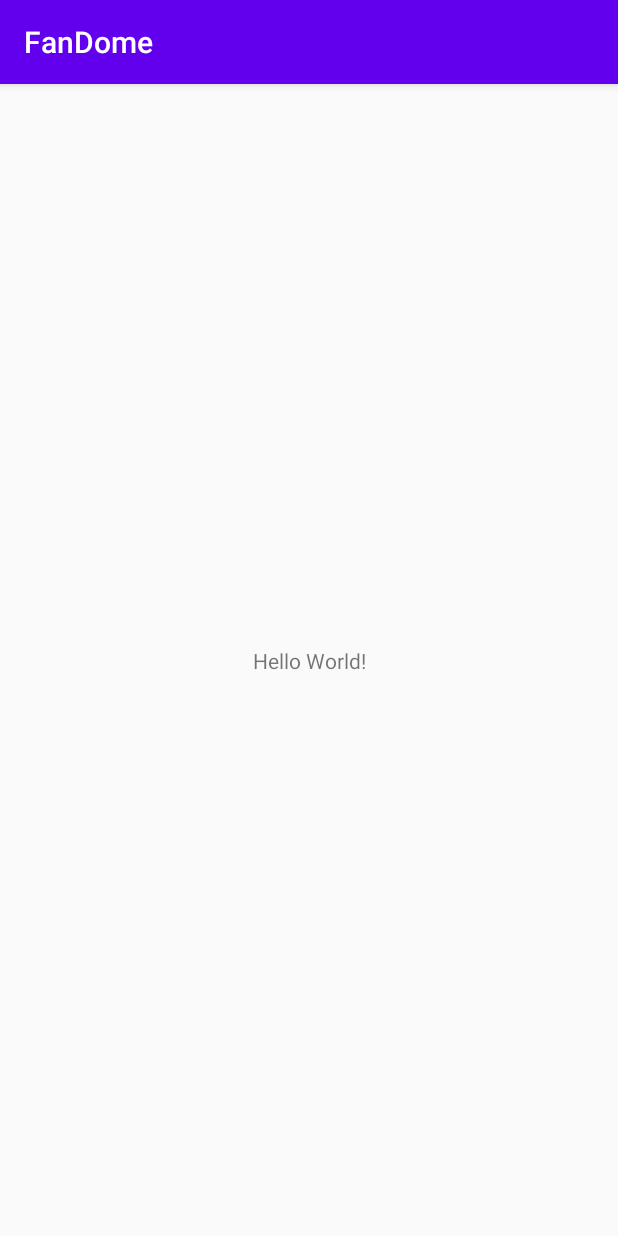
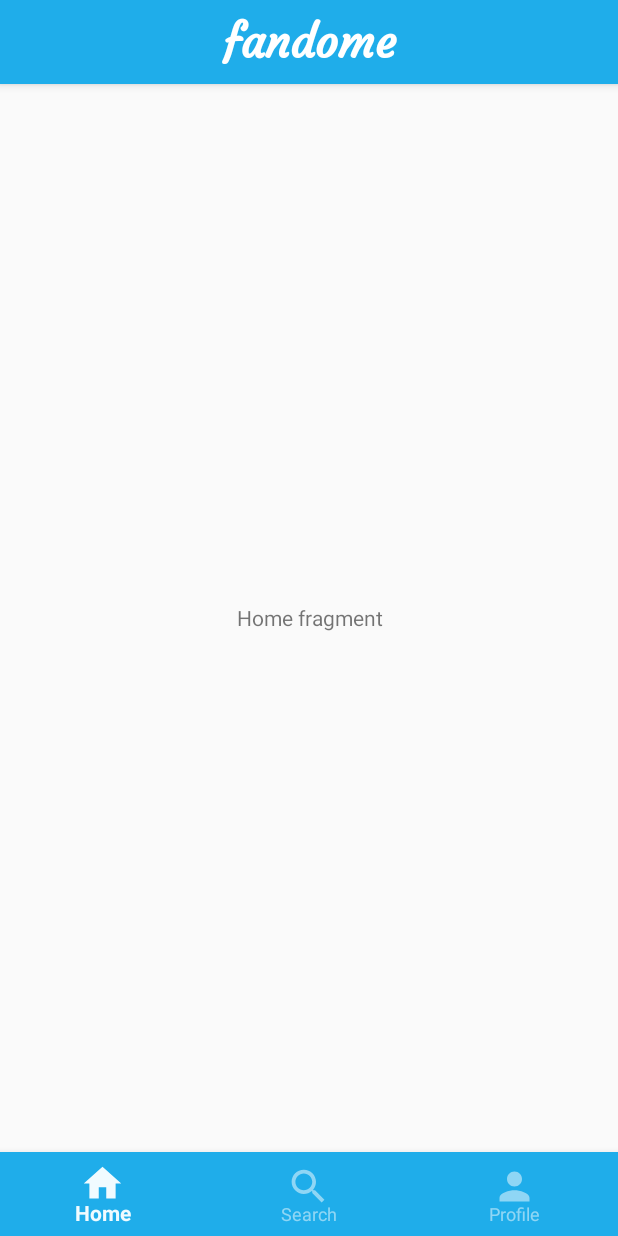
Before and after one commit to GroupFanDome/FanDome, an Android app: the MainActivity screen opened directly, with no data from a screen before it, on a phone screen of 412 x 824 dp. Run offline under Robolectric (Android 15) with nearby library versions, the phone set to English and light mode, and no system bars.

Commit message:
Added Bottom Navigation Functionality

```diff
--- a/app/build.gradle
+++ b/app/build.gradle
@@ -26,10 +26,15 @@ dependencies {
     implementation fileTree(dir: "libs", include: ["*.jar"])
     implementation 'androidx.appcompat:appcompat:1.2.0'
     implementation 'androidx.constraintlayout:constraintlayout:2.0.4'
+    implementation 'androidx.legacy:legacy-support-v4:1.0.0'
     testImplementation 'junit:junit:4.12'
     androidTestImplementation 'androidx.test.ext:junit:1.1.2'
     androidTestImplementation 'androidx.test.espresso:espresso-core:3.3.0'
 
     implementation "com.github.parse-community.Parse-SDK-Android:parse:1.18.5"
+    implementation "androidx.appcompat:appcompat:${appCompatVersion}"
+    implementation "com.google.android.material:material:${designSupportVersion}"
+
+
 
 }
--- a/app/src/main/java/com/example/fandome/MainActivity.java
+++ b/app/src/main/java/com/example/fandome/MainActivity.java
@@ -1,14 +1,62 @@
 package com.example.fandome;
 
+import androidx.annotation.NonNull;
+import androidx.appcompat.app.ActionBar;
 import androidx.appcompat.app.AppCompatActivity;
+import androidx.fragment.app.Fragment;
+import androidx.fragment.app.FragmentManager;
 
 import android.os.Bundle;
+import android.view.MenuItem;
+import android.widget.Toast;
+
+import com.example.fandome.fragments.HomeFragment;
+import com.example.fandome.fragments.ProfileFragment;
+import com.example.fandome.fragments.SearchFragment;
+import com.google.android.material.bottomnavigation.BottomNavigationView;
+
 
 public class MainActivity extends AppCompatActivity {
+
+    public static final String TAG="MainActivity";
+    final FragmentManager fragmentManager = getSupportFragmentManager();
+    private BottomNavigationView bottomNavigationView;
 
     @Override
     protected void onCreate(Bundle savedInstanceState) {
         super.onCreate(savedInstanceState);
+
+        getSupportActionBar().setDisplayOptions(ActionBar.DISPLAY_SHOW_CUSTOM);
+        getSupportActionBar().setCustomView(R.layout.actionbar_title);
+
         setContentView(R.layout.activity_main);
+
+        bottomNavigationView = findViewById(R.id.bottomNavigation);
+        bottomNavigationView.setOnNavigationItemSelectedListener(new BottomNavigationView.OnNavigationItemSelectedListener(){
+
+            @Override
+            public boolean onNavigationItemSelected(@NonNull MenuItem menuItem) {
+                Fragment fragment;
+                switch (menuItem.getItemId()) {
+                    case R.id.action_home:
+                        fragment = new HomeFragment();
+                        Toast.makeText(MainActivity.this, "HOME", Toast.LENGTH_SHORT).show();
+                        break;
+                    case R.id.action_search:
+                        fragment = new SearchFragment();
+                        Toast.makeText(MainActivity.this, "SEARCH", Toast.LENGTH_SHORT).show();
+                        break;
+                    case R.id.action_profile:
+                    default:
+                        fragment = new ProfileFragment();
+                        Toast.makeText(MainActivity.this, "PROFILE", Toast.LENGTH_SHORT).show();
+                        break;
+                }
+                fragmentManager.beginTransaction().replace(R.id.fragmentContainer, fragment).commit();
+                return true;
+            }
+        });
+        // set default selection
+        bottomNavigationView.setSelectedItemId(R.id.action_home);
     }
 }
--- /dev/null
+++ b/app/src/main/java/com/example/fandome/fragments/HomeFragment.java
@@ -0,0 +1,66 @@
+package com.example.fandome.fragments;
+
+import android.os.Bundle;
+
+import androidx.fragment.app.Fragment;
+
+import android.view.LayoutInflater;
+import android.view.View;
+import android.view.ViewGroup;
+
+import com.example.fandome.R;
+
+/**
+ * A simple {@link Fragment} subclass.
+ * Use the {@link HomeFragment#newInstance} factory method to
+ * create an instance of this fragment.
+ */
+public class HomeFragment extends Fragment {
+
+    // TODO: Rename parameter arguments, choose names that match
+    // the fragment initialization parameters, e.g. ARG_ITEM_NUMBER
+    private static final String ARG_PARAM1 = "param1";
+    private static final String ARG_PARAM2 = "param2";
+
+    // TODO: Rename and change types of parameters
+    private String mParam1;
+    private String mParam2;
+
+    public HomeFragment() {
+        // Required empty public constructor
+    }
+
+    /**
+     * Use this factory method to create a new instance of
+     * this fragment using the provided parameters.
+     *
+     * @param param1 Parameter 1.
+     * @param param2 Parameter 2.
+     * @return A new instance of fragment HomeFragment.
+     */
+    // TODO: Rename and change types and number of parameters
+    public static HomeFragment newInstance(String param1, String param2) {
+        HomeFragment fragment = new HomeFragment();
+        Bundle args = new Bundle();
+        args.putString(ARG_PARAM1, param1);
+        args.putString(ARG_PARAM2, param2);
+        fragment.setArguments(args);
+        return fragment;
+    }
+
+    @Override
+    public void onCreate(Bundle savedInstanceState) {
+        super.onCreate(savedInstanceState);
+        if (getArguments() != null) {
+            mParam1 = getArguments().getString(ARG_PARAM1);
+            mParam2 = getArguments().getString(ARG_PARAM2);
+        }
+    }
+
+    @Override
+    public View onCreateView(LayoutInflater inflater, ViewGroup container,
+                             Bundle savedInstanceState) {
+        // Inflate the layout for this fragment
+        return inflater.inflate(R.layout.fragment_home, container, false);
+    }
+}
--- /dev/null
+++ b/app/src/main/res/drawable/ic_baseline_home_24.xml
@@ -0,0 +1,10 @@
+<vector xmlns:android="http://schemas.android.com/apk/res/android"
+    android:width="24dp"
+    android:height="24dp"
+    android:viewportWidth="24"
+    android:viewportHeight="24"
+    android:tint="?attr/colorControlNormal">
+  <path
+      android:fillColor="@android:color/white"
+      android:pathData="M10,20v-6h4v6h5v-8h3L12,3 2,12h3v8z"/>
+</vector>
--- /dev/null
+++ b/app/src/main/res/drawable/ic_baseline_person_24.xml
@@ -0,0 +1,10 @@
+<vector xmlns:android="http://schemas.android.com/apk/res/android"
+    android:width="24dp"
+    android:height="24dp"
+    android:viewportWidth="24"
+    android:viewportHeight="24"
+    android:tint="?attr/colorControlNormal">
+  <path
+      android:fillColor="@android:color/white"
+      android:pathData="M12,12c2.21,0 4,-1.79 4,-4s-1.79,-4 -4,-4 -4,1.79 -4,4 1.79,4 4,4zM12,14c-2.67,0 -8,1.34 -8,4v2h16v-2c0,-2.66 -5.33,-4 -8,-4z"/>
+</vector>
--- /dev/null
+++ b/app/src/main/res/drawable/ic_baseline_search_24.xml
@@ -0,0 +1,10 @@
+<vector xmlns:android="http://schemas.android.com/apk/res/android"
+    android:width="24dp"
+    android:height="24dp"
+    android:viewportWidth="24"
+    android:viewportHeight="24"
+    android:tint="?attr/colorControlNormal">
+  <path
+      android:fillColor="@android:color/white"
+      android:pathData="M15.5,14h-0.79l-0.28,-0.27C15.41,12.59 16,11.11 16,9.5 16,5.91 13.09,3 9.5,3S3,5.91 3,9.5 5.91,16 9.5,16c1.61,0 3.09,-0.59 4.23,-1.57l0.27,0.28v0.79l5,4.99L20.49,19l-4.99,-5zM9.5,14C7.01,14 5,11.99 5,9.5S7.01,5 9.5,5 14,7.01 14,9.5 11.99,14 9.5,14z"/>
+</vector>
--- /dev/null
+++ b/app/src/main/res/drawable/ic_nav_item_color.xml
@@ -0,0 +1,10 @@
+<?xml version="1.0" encoding="utf-8"?>
+<selector xmlns:android="http://schemas.android.com/apk/res/android">
+    <item
+        android:color="@color/background_blue"
+        android:state_checked="true"/>
+    <item
+        android:color="@color/colorWhiteTransparent"
+        android:state_checked="false"/>
+
+</selector>
--- /dev/null
+++ b/app/src/main/res/layout/actionbar_title.xml
@@ -0,0 +1,17 @@
+<?xml version="1.0" encoding="utf-8"?>
+<LinearLayout xmlns:android="http://schemas.android.com/apk/res/android"
+    android:layout_width="match_parent"
+    android:layout_height="match_parent"
+    android:orientation="vertical" >
+    <TextView
+        android:id="@+id/tv_actionbar"
+        android:layout_width="match_parent"
+        android:layout_height="match_parent"
+        android:layout_gravity="center"
+        android:gravity="center"
+        android:fontFamily="@font/courgette_regular"
+        android:text="fandome"
+        android:textColor="@android:color/white"
+        android:textStyle="bold"
+        android:textSize="30sp" />
+</LinearLayout>
--- a/app/src/main/res/layout/activity_main.xml
+++ b/app/src/main/res/layout/activity_main.xml
@@ -1,18 +1,31 @@
 <?xml version="1.0" encoding="utf-8"?>
-<androidx.constraintlayout.widget.ConstraintLayout xmlns:android="http://schemas.android.com/apk/res/android"
+<androidx.constraintlayout.widget.ConstraintLayout
+    xmlns:android="http://schemas.android.com/apk/res/android"
     xmlns:app="http://schemas.android.com/apk/res-auto"
     xmlns:tools="http://schemas.android.com/tools"
     android:layout_width="match_parent"
     android:layout_height="match_parent"
     tools:context=".MainActivity">
 
-    <TextView
-        android:layout_width="wrap_content"
-        android:layout_height="wrap_content"
-        android:text="Hello World!"
+    <FrameLayout
+        android:id="@+id/fragmentContainer"
+        android:layout_width="match_parent"
+        android:layout_height="0dp"
+        app:layout_constraintTop_toTopOf="parent"
+        app:layout_constraintBottom_toTopOf="@id/bottomNavigation" />
+
+    <com.google.android.material.bottomnavigation.BottomNavigationView
+        android:id="@+id/bottomNavigation"
+        android:layout_width="0dp"
+        android:layout_height="56dp"
+        android:layout_gravity="bottom"
+        app:itemBackground="@color/main_blue"
+        app:itemIconTint="@drawable/ic_nav_item_color"
+        app:itemTextColor="@drawable/ic_nav_item_color"
+        app:itemIconSize="30dp"
         app:layout_constraintBottom_toBottomOf="parent"
-        app:layout_constraintLeft_toLeftOf="parent"
-        app:layout_constraintRight_toRightOf="parent"
-        app:layout_constraintTop_toTopOf="parent" />
+        app:layout_constraintStart_toStartOf="parent"
+        app:layout_constraintEnd_toEndOf="parent"
+        app:menu="@menu/menu_bottom_navigation" />
 
 </androidx.constraintlayout.widget.ConstraintLayout>
--- /dev/null
+++ b/app/src/main/res/layout/fragment_home.xml
@@ -0,0 +1,15 @@
+<?xml version="1.0" encoding="utf-8"?>
+<FrameLayout xmlns:android="http://schemas.android.com/apk/res/android"
+    xmlns:tools="http://schemas.android.com/tools"
+    android:layout_width="match_parent"
+    android:layout_height="match_parent"
+    tools:context=".fragments.HomeFragment">
+
+    <!-- TODO: Update blank fragment layout -->
+    <TextView
+        android:layout_width="match_parent"
+        android:layout_height="match_parent"
+        android:gravity="center"
+        android:text="Home fragment" />
+
+</FrameLayout>
--- /dev/null
+++ b/app/src/main/res/menu/menu_bottom_navigation.xml
@@ -0,0 +1,20 @@
+<?xml version="1.0" encoding="utf-8"?>
+<menu xmlns:app="http://schemas.android.com/apk/res-auto"
+    xmlns:android="http://schemas.android.com/apk/res/android">
+
+    <item
+        android:id="@+id/action_home"
+        android:icon="@drawable/ic_baseline_home_24"
+        android:title="Home"
+        app:showAsAction="always" />
+    <item
+        android:id="@+id/action_search"
+        android:icon="@drawable/ic_baseline_search_24"
+        android:title="Search"
+        app:showAsAction="always" />
+    <item
+        android:id="@+id/action_profile"
+        android:icon="@drawable/ic_baseline_person_24"
+        android:title="Profile"
+        app:showAsAction="always" />
+</menu>
--- a/app/src/main/res/values/colors.xml
+++ b/app/src/main/res/values/colors.xml
@@ -3,4 +3,10 @@
     <color name="colorPrimary">#6200EE</color>
     <color name="colorPrimaryDark">#3700B3</color>
     <color name="colorAccent">#03DAC5</color>
+
+    <color name="main_blue">#1FADEA</color>
+    <color name="main_blue_dark">#1579A3</color>
+    <color name="background_blue">#F0FBFF</color>
+    <color name="colorWhite">#FFFFFF</color>
+    <color name="colorWhiteTransparent">#80FFFFFF</color>
 </resources>
--- a/app/src/main/res/values/styles.xml
+++ b/app/src/main/res/values/styles.xml
@@ -2,9 +2,10 @@
     <!-- Base application theme. -->
     <style name="AppTheme" parent="Theme.AppCompat.Light.DarkActionBar">
         <!-- Customize your theme here. -->
-        <item name="colorPrimary">@color/colorPrimary</item>
-        <item name="colorPrimaryDark">@color/colorPrimaryDark</item>
-        <item name="colorAccent">@color/colorAccent</item>
+        <item name="colorPrimary">@color/main_blue</item>
+        <item name="colorPrimaryDark">@color/main_blue_dark</item>
+        <item name="colorAccent">@color/background_blue</item>
     </style>
 
+
 </resources>
--- a/build.gradle
+++ b/build.gradle
@@ -23,3 +23,8 @@ allprojects {
 task clean(type: Delete) {
     delete rootProject.buildDir
 }
+ext {
+    appCompatVersion = '1.0.0'
+    designSupportVersion = '1.0.0'
+    recyclerViewVersion = '1.0.0'
+}
```
Also changed, not shown: app/src/main/java/com/example/fandome/fragments/ProfileFragment.java (added, +66 -0 lines), app/src/main/java/com/example/fandome/fragments/SearchFragment.java (added, +66 -0 lines), app/src/main/res/layout/fragment_profile.xml (added, +15 -0 lines), app/src/main/res/layout/fragment_search.xml (added, +15 -0 lines).
